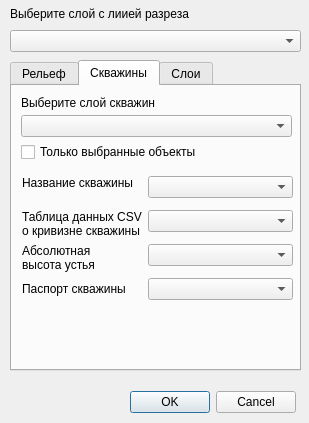
This is ui/curve_wells.ui in gis56/geo_pie as Qt 5 draws it before an edit. The edited form follows.
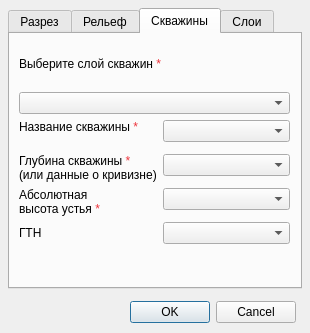
This is the edited form. The open tabs and pages were chosen to show the change. Icons and pictures are not drawn. Custom widgets are drawn as their Qt base class.

The edit to the form file:
```diff
--- a/ui/curve_wells.ui
+++ b/ui/curve_wells.ui
@@ -9,8 +9,8 @@
    <rect>
     <x>0</x>
     <y>0</y>
-    <width>309</width>
-    <height>423</height>
+    <width>310</width>
+    <height>333</height>
    </rect>
   </property>
   <property name="windowTitle">
@@ -22,29 +22,29 @@
   <widget class="QTabWidget" name="cut_tabWidget">
    <property name="geometry">
     <rect>
-     <x>10</x>
-     <y>60</y>
-     <width>291</width>
-     <height>311</height>
+     <x>8</x>
+     <y>8</y>
+     <width>294</width>
+     <height>281</height>
     </rect>
    </property>
    <property name="currentIndex">
     <number>0</number>
    </property>
-   <widget class="QWidget" name="relief_tab">
+   <widget class="QWidget" name="cut_tab">
     <attribute name="title">
-     <string>Рельеф</string>
+     <string>Разрез</string>
     </attribute>
     <layout class="QVBoxLayout" name="verticalLayout">
      <item>
-      <widget class="QLabel" name="label_izln">
+      <widget class="QLabel" name="label_cut">
        <property name="text">
-        <string>Слой с изолиниями</string>
+        <string>Слой с линиями разреза &lt;span style=&quot; color:#ed333b;&quot;&gt;*&lt;/span&gt;</string>
        </property>
       </widget>
      </item>
      <item>
-      <widget class="QgsMapLayerComboBox" name="mLayer_izln"/>
+      <widget class="QgsMapLayerComboBox" name="mLayer_cut"/>
      </item>
      <item>
       <layout class="QHBoxLayout" name="horizontalLayout_3">
@@ -115,61 +115,83 @@
      </item>
     </layout>
    </widget>
+   <widget class="QWidget" name="relief_tab">
+    <attribute name="title">
+     <string>Рельеф</string>
+    </attribute>
+    <widget class="QWidget" name="layoutWidget">
+     <property name="geometry">
+      <rect>
+       <x>10</x>
+       <y>10</y>
+       <width>271</width>
+       <height>152</height>
+      </rect>
+     </property>
+     <layout class="QVBoxLayout" name="verticalLayout_2">
+      <item>
+       <widget class="QLabel" name="label_izln">
+        <property name="text">
+         <string>Слой с изолиниями &lt;span style=&quot; color:#ed333b;&quot;&gt;*&lt;/span&gt;</string>
+        </property>
+       </widget>
+      </item>
+      <item>
+       <widget class="QgsMapLayerComboBox" name="mLayer_izln"/>
+      </item>
+      <item>
+       <widget class="QLabel" name="label_elev">
+        <property name="text">
+         <string>Поле с высотами &lt;span style=&quot; color:#ed333b;&quot;&gt;*&lt;/span&gt;</string>
+        </property>
+       </widget>
+      </item>
+      <item>
+       <widget class="QgsFieldComboBox" name="mField_elev"/>
+      </item>
+      <item>
+       <widget class="QLabel" name="label_strm">
+        <property name="text">
+         <string>Слой SRTM</string>
+        </property>
+       </widget>
+      </item>
+      <item>
+       <widget class="QgsMapLayerComboBox" name="mLayer_srtm"/>
+      </item>
+     </layout>
+    </widget>
+   </widget>
    <widget class="QWidget" name="wells_tab">
     <attribute name="title">
      <string>Скважины</string>
     </attribute>
-    <widget class="QLabel" name="label_layer">
+    <widget class="QWidget" name="layoutWidget">
      <property name="geometry">
       <rect>
        <x>9</x>
        <y>9</y>
-       <width>150</width>
-       <height>16</height>
-      </rect>
-     </property>
-     <property name="text">
-      <string>Выберите слой скважин</string>
-     </property>
-    </widget>
-    <widget class="QgsMapLayerComboBox" name="mLayer">
-     <property name="geometry">
-      <rect>
-       <x>9</x>
-       <y>29</y>
        <width>271</width>
-       <height>22</height>
+       <height>201</height>
       </rect>
      </property>
-    </widget>
-    <widget class="QCheckBox" name="checkBox_Features">
-     <property name="geometry">
-      <rect>
-       <x>9</x>
-       <y>55</y>
-       <width>199</width>
-       <height>22</height>
-      </rect>
-     </property>
+     <layout class="QVBoxLayout" name="verticalLayout_3">
+      <item>
+       <widget class="QLabel" name="label_layer">
      <property name="text">
-      <string>Только выбранные объекты</string>
-     </property>
-    </widget>
-    <widget class="QWidget" name="layoutWidget">
-     <property name="geometry">
-      <rect>
-       <x>10</x>
-       <y>90</y>
-       <width>271</width>
-       <height>178</height>
-      </rect>
-     </property>
+         <string>Выберите слой скважин &lt;span style=&quot; color:#ed333b;&quot;&gt;*&lt;/span&gt;</string>
+        </property>
+       </widget>
+      </item>
+      <item>
+       <widget class="QgsMapLayerComboBox" name="mLayer"/>
+      </item>
+      <item>
      <layout class="QFormLayout" name="formLayout">
       <item row="0" column="0">
        <widget class="QLabel" name="label_well">
         <property name="text">
-         <string>Название скважины
-</string>
+           <string>Название скважины &lt;span style=&quot; color:#ed333b;&quot;&gt;*&lt;/span&gt;&lt;br&gt;</string>
         </property>
        </widget>
       </item>
@@ -179,8 +201,7 @@
       <item row="1" column="0">
        <widget class="QLabel" name="label_file">
         <property name="text">
-         <string>Таблица данных CSV
-о кривизне скважины</string>
+           <string>Глубина скважины &lt;span style=&quot; color:#ed333b;&quot;&gt;*&lt;/span&gt;&lt;br&gt;(или данные о кривизне)</string>
         </property>
        </widget>
       </item>
@@ -190,8 +211,7 @@
       <item row="2" column="0">
        <widget class="QLabel" name="label_alt">
         <property name="text">
-         <string>Абсолютная
-высота устья</string>
+           <string>Абсолютная&lt;br&gt;высота устья &lt;span style=&quot; color:#ed333b;&quot;&gt;*&lt;/span&gt;</string>
         </property>
        </widget>
       </item>
@@ -201,7 +221,7 @@
       <item row="3" column="0">
        <widget class="QLabel" name="label_gtr">
         <property name="text">
-         <string>Паспорт скважины</string>
+           <string>ГТН</string>
         </property>
        </widget>
       </item>
@@ -209,6 +229,8 @@
        <widget class="QgsFieldComboBox" name="mField_gtr"/>
       </item>
      </layout>
+      </item>
+     </layout>
     </widget>
    </widget>
    <widget class="QWidget" name="polygons_tab">
@@ -290,9 +312,9 @@
   <widget class="QDialogButtonBox" name="buttonBox">
    <property name="geometry">
     <rect>
-     <x>20</x>
-     <y>390</y>
-     <width>276</width>
+     <x>130</x>
+     <y>300</y>
+     <width>166</width>
      <height>24</height>
     </rect>
    </property>
@@ -303,28 +325,6 @@
     <set>QDialogButtonBox::Cancel|QDialogButtonBox::Ok</set>
    </property>
   </widget>
-  <widget class="QWidget" name="layoutWidget">
-   <property name="geometry">
-    <rect>
-     <x>10</x>
-     <y>4</y>
-     <width>291</width>
-     <height>48</height>
-    </rect>
-   </property>
-   <layout class="QVBoxLayout" name="verticalLayout_2">
-    <item>
-     <widget class="QLabel" name="label_cut">
-      <property name="text">
-       <string>Выберите слой с лиией разреза</string>
-      </property>
-     </widget>
-    </item>
-    <item>
-     <widget class="QgsMapLayerComboBox" name="mLayer_cut"/>
-    </item>
-   </layout>
-  </widget>
  </widget>
  <customwidgets>
   <customwidget>
```
Left out of the diff: 107 changed lines with no effect on the pictures. Lines whose indentation alone changed are shown as unchanged.
